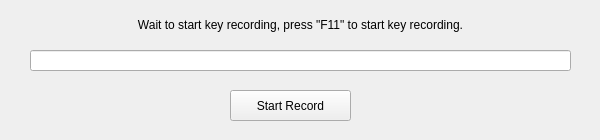
Before: the Qt Designer form QKeyMapper/qkeyrecord.ui in Zalafina/QKeyMapper, drawn with Qt 5.
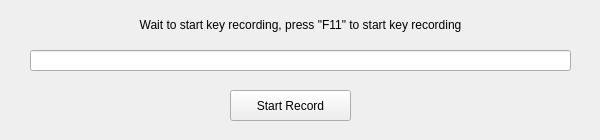
After: the same form once the commit is applied.

Diff of the .ui file:
```diff
--- a/QKeyMapper/qkeyrecord.ui
+++ b/QKeyMapper/qkeyrecord.ui
@@ -23,7 +23,7 @@
     </rect>
    </property>
    <property name="text">
-    <string>Wait to start key recording, press &quot;F11&quot; to start key recording.</string>
+    <string>Wait to start key recording, press &quot;F11&quot; to start key recording</string>
    </property>
    <property name="alignment">
     <set>Qt::AlignCenter</set>
```
Left out of the diff: 9 changed lines with no effect on the pictures.
